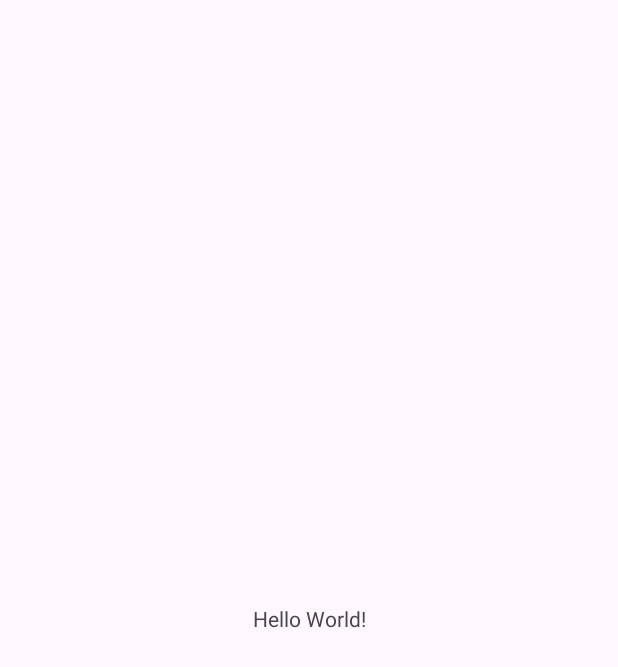
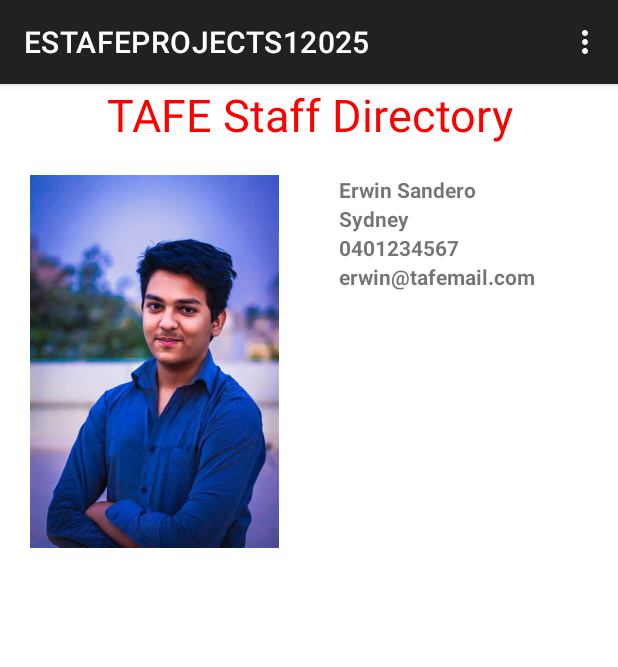
Before and after one commit to erwin9898/ESTafeProjectS12025, an Android app: the screen it shows after launch (MainActivity), on a phone screen of 412 x 824 dp. Before the commit the part shown is almost empty. Shown: the top 667 px of the screen. Run offline under Robolectric (Android 15) with nearby library versions, the phone set to English and light mode, and no system bars.

```diff
--- a/app/build.gradle.kts
+++ b/app/build.gradle.kts
@@ -5,7 +5,10 @@ plugins {
 
 android {
     namespace = "com.example.estafeprojects12025"
-    compileSdk = 34
+    compileSdk = 35
+    buildFeatures{
+        viewBinding=true
+    }
 
     defaultConfig {
         applicationId = "com.example.estafeprojects12025"
--- a/app/src/main/AndroidManifest.xml
+++ b/app/src/main/AndroidManifest.xml
@@ -21,6 +21,7 @@
                 <category android:name="android.intent.category.LAUNCHER" />
             </intent-filter>
         </activity>
+        <activity android:name="com.example.estafeprojects12025.AddEdit" />
     </application>
 
 </manifest>
--- /dev/null
+++ b/app/src/main/java/com/example/estafeprojects12025/CustomAdapter.kt
@@ -0,0 +1,36 @@
+package com.example.estafeprojects12025
+
+import android.content.Context
+import android.view.LayoutInflater
+import android.view.View
+import android.view.ViewGroup
+import android.widget.ArrayAdapter
+import android.widget.ImageView
+import android.widget.TextView
+
+class CustomAdapter(context: Context, value:Int, arraylist:ArrayList<Person>)
+                    :ArrayAdapter<Person> (context,0,arraylist) {
+
+    override fun getView(position: Int, convertView: View?, parent: ViewGroup): View {
+        val convertView =
+            LayoutInflater.from(context).inflate(R.layout.row_item,parent,false)
+        val tvName = convertView.findViewById<TextView>(R.id.tvName)
+        val tvAddress = convertView.findViewById<TextView>(R.id.tvAddress)
+        val tvMobile = convertView.findViewById<TextView>(R.id.tvMobile)
+        val tvEmail = convertView.findViewById<TextView>(R.id.tvEmail)
+        val ivImageFile = convertView.findViewById<ImageView>(R.id.ivImageFile)
+
+        // assign values from arraylist
+        tvName.text = getItem(position)?.name
+        tvAddress.text = getItem(position)?.address
+        tvMobile.text = getItem(position)?.mobile
+        tvEmail.text = getItem(position)?.email
+
+        ivImageFile.setImageResource(context.resources.
+            getIdentifier(getItem(position)?.imageFile,
+            "drawable","com.example.estafeprojects12025"))
+
+        return convertView
+        //return super.getView(position, convertView, parent)
+    }
+}
--- /dev/null
+++ b/app/src/main/java/com/example/estafeprojects12025/DBHandler.kt
@@ -0,0 +1,149 @@
+package com.example.estafeprojects12025
+
+import android.content.ContentValues
+import android.content.Context
+import android.database.sqlite.SQLiteDatabase
+import android.database.sqlite.SQLiteOpenHelper
+
+class DBHandler(
+    context: Context?,
+    factory: SQLiteDatabase.CursorFactory?) :
+    SQLiteOpenHelper(context, DATABASENAME, factory, DBVERSION) {
+
+        // Declare Tablename and fields
+            private val tableName = "Person"
+            private val keyID = "ID"
+            private val keyName = "NAME"
+            private val keyMobile = "MOBILE"
+            private val keyEmail = "EMAIL"
+            private val keyAddress = "ADDRESS"
+            private val keyImageFile = "IMAGEFILE"
+
+        companion object{
+            const val DATABASENAME="HRManager.db"
+            const val DBVERSION = 2
+        }
+    override fun onCreate(db: SQLiteDatabase) {
+        // create sql statement for table
+        val createTable = "CREATE TABLE $tableName($keyID INTEGER PRIMARY KEY AUTOINCREMENT," +
+                "$keyName TEXT, $keyImageFile TEXT, $keyAddress TEXT, $keyMobile TEXT, $keyEmail TEXT)"
+        //create sql statement
+        db.execSQL(createTable)
+        // add one sample record using contentValue object
+        val cv = ContentValues()
+        cv.put(keyName,"Erwin Sandero")
+        cv.put(keyMobile, "0401234567")
+        cv.put(keyAddress, "Sydney")
+        cv.put(keyImageFile, "first")
+        cv.put(keyEmail, "erwin@tafemail.com")
+        // use insert method to add
+        db.insert(tableName, null,cv)
+    }
+
+    override fun onUpgrade(db: SQLiteDatabase, p1: Int, p2: Int) {
+        db.execSQL("DROP TABLE IF EXISTS $tableName")
+        // recreate database
+        onCreate(db)
+    }
+    // get all the records from database
+    fun getAllPersons():ArrayList<Person>{
+        // declare an ArrayList
+        val personList= ArrayList<Person>()
+        // create sql query
+        val selectQuery = "SELECT * FROM $tableName"
+        // get readable database
+        val db = this.readableDatabase
+        // run query and put result in cursor
+        val cursor = db.rawQuery(selectQuery,null)
+        //move through cursor
+        if(cursor.moveToFirst()){
+            //loop to read all records
+            do{
+                // create a person object
+                val person = Person()
+                person.id = cursor.getInt(0)
+                person.name = cursor.getString(1)
+                person.imageFile = cursor.getString(2)
+                person.address = cursor.getString(3)
+                person.mobile = cursor.getString(4)
+                person.email = cursor.getString(5)
+                // add to arraylist
+                personList.add(person)
+            }while (cursor.moveToNext())
+        }
+        //class cursor and db
+        cursor.close()
+        db.close()
+        //return arraylist
+        return personList
+    }
+
+    fun getEmployee(id: Int): Person {
+        // get readable database
+        val db = this.readableDatabase
+        // create employee object to fill details
+        val employee = Person()
+        //create query cursor
+        val cursor = db.query(tableName,
+            arrayOf(keyID,keyName,keyImageFile,keyAddress,keyMobile,keyEmail),
+            "$keyID=?",
+            arrayOf(id.toString()),
+            null,null,null)
+
+        if(cursor!=null){
+            cursor.moveToFirst()
+            employee.id = cursor.getInt(0)
+            employee.name = cursor.getString(1)
+            employee.imageFile = cursor.getString(2)
+            employee.address = cursor.getString(3)
+            employee.mobile = cursor.getString(4)
+            employee.email = cursor.getString(5)
+
+        }
+
+        // close cursor and db
+        cursor.close()
+        db.close()
+        // return employee object with details
+        return employee
+
+    }
+
+    fun updateEmployee(employee: Person) {
+        // get writeable db
+        val db = this.writableDatabase
+        val cv = ContentValues()
+        cv.put(keyName,employee.name)
+        cv.put(keyAddress,employee.address)
+        cv.put(keyEmail,employee.email)
+        cv.put(keyMobile,employee.mobile)
+        cv.put(keyImageFile,employee.imageFile)
+        db.update(tableName,cv,"$keyID=?", arrayOf(employee.id.toString()))
+        // db close
+        db.close()
+    }
+    fun addEmployee(employee: Person) {
+        // get writeable db
+        val db = this.writableDatabase
+        val cv = ContentValues()
+        cv.put(keyName, employee.name)
+        cv.put(keyAddress, employee.address)
+        cv.put(keyEmail, employee.email)
+        cv.put(keyMobile, employee.mobile)
+        cv.put(keyImageFile, employee.imageFile)
+        db.insert(tableName, null, cv)
+        // close db
+        db.close()
+
+    }
+
+    fun deleteEmployee(id: Int) {
+        // get writable db
+        val db = this.writableDatabase
+        db.delete(tableName,"$keyID=?", arrayOf(id.toString()))
+        // close the db
+        db.close()
+
+    }
+
+}
--- a/app/src/main/java/com/example/estafeprojects12025/MainActivity.kt
+++ b/app/src/main/java/com/example/estafeprojects12025/MainActivity.kt
@@ -1,20 +1,109 @@
 package com.example.estafeprojects12025
 
+import android.content.Intent
 import android.os.Bundle
+import android.view.ContextMenu
+import android.view.Menu
+import android.view.MenuItem
+import android.view.View
+import android.widget.AdapterView
+import android.widget.Toast
 import androidx.activity.enableEdgeToEdge
 import androidx.appcompat.app.AppCompatActivity
 import androidx.core.view.ViewCompat
 import androidx.core.view.WindowInsetsCompat
+import com.example.estafeprojects12025.databinding.ActivityMainBinding
 
 class MainActivity : AppCompatActivity() {
-    override fun onCreate(savedInstanceState: Bundle?) {
+    private lateinit var binding: ActivityMainBinding
+    // create DBHandler object
+    private val dbh = DBHandler(this,null)
+    //create arrays to store person object and IDs
+    private var personList:MutableList<Person> = arrayListOf()
+    private var idList:MutableList<Int> = arrayListOf()
+    // add Menu
+    private val menuAdd = Menu.FIRST+1
+    private val menuEdit = Menu.FIRST+2
+    private val menuDelete = Menu.FIRST+3
+
+
+
+    override fun onCreate(savedInstanceState: Bundle?)
+    {
         super.onCreate(savedInstanceState)
-        enableEdgeToEdge()
-        setContentView(R.layout.activity_main)
-        ViewCompat.setOnApplyWindowInsetsListener(findViewById(R.id.main)) { v, insets ->
-            val systemBars = insets.getInsets(WindowInsetsCompat.Type.systemBars())
-            v.setPadding(systemBars.left, systemBars.top, systemBars.right, systemBars.bottom)
-            insets
+        binding = ActivityMainBinding.inflate(layoutInflater)
+        setContentView(binding.root)
+        // register for context menu
+        registerForContextMenu(binding.lvEmployees)
+        //Load the existing data in Listview widget
+        initAdapter()
+
+
+    }
+
+         private fun initAdapter() {try {
+        // clear arraylist
+        idList.clear()
+        personList.clear()
+        // get all person and put them into arraylist
+        for (person: Person in dbh.getAllPersons())
+        {
+            // read and add to arraylist
+            idList.add(person.id)
+            personList.add(person)
         }
+        // create arrayAdapter
+        val adp = CustomAdapter(this, 0, personList as ArrayList<Person>)
+        // Assign to Listview
+        binding.lvEmployees.adapter = adp
+    } catch (ex: Exception) {
+        Toast.makeText(this, "Problem: ${ex.message.toString()}", Toast.LENGTH_LONG).show()
+    }
+
+}
+
+    override fun onCreateOptionsMenu(menu: Menu): Boolean {
+        menu.add(Menu.NONE,menuAdd,Menu.NONE,"ADD")
+        return super.onCreateOptionsMenu(menu)
+    }
+
+    override fun onOptionsItemSelected(item: MenuItem): Boolean {
+        // this will start addedit activity
+        val goAddEdit = Intent(this,AddEdit::class.java)
+        startActivity(goAddEdit)
+        return super.onOptionsItemSelected(item)
+    }
+
+    override fun onCreateContextMenu(
+        menu: ContextMenu,
+        v: View?,
+        menuInfo: ContextMenu.ContextMenuInfo?
+    ) {
+        menu.add(Menu.NONE,menuEdit,Menu.NONE,"EDIT")
+        menu.add(Menu.NONE,menuDelete,Menu.NONE,"DELETE")
+        super.onCreateContextMenu(menu, v, menuInfo)
+    }
+
+    override fun onContextItemSelected(item: MenuItem): Boolean {
+       // adapter context menu info object
+        val info = item.menuInfo as AdapterView.AdapterContextMenuInfo
+        // code for edit and delete
+        when (item.itemId){
+            menuEdit->{
+                // create intent and start activity with data passed on
+                val addEdit = Intent(this,AddEdit::class.java)
+                addEdit.putExtra("ID",idList[info.position])
+                startActivity(addEdit)
+            }
+            menuDelete->{
+                // call delete function from dbhandler
+                dbh.deleteEmployee(idList[info.position])
+                // refresh list view
+                initAdapter()
+
+            }
+
+        }
+        return super.onContextItemSelected(item)
     }
 }
--- /dev/null
+++ b/app/src/main/java/com/example/estafeprojects12025/Person.kt
@@ -0,0 +1,10 @@
+package com.example.estafeprojects12025
+
+data class Person (
+    var id:Int=0,
+    var name:String="",
+    var imageFile:String="",
+    var mobile:String="",
+    var email:String="",
+    var address:String=""
+)
--- a/app/src/main/res/layout/activity_main.xml
+++ b/app/src/main/res/layout/activity_main.xml
@@ -1,19 +1,24 @@
 <?xml version="1.0" encoding="utf-8"?>
-<androidx.constraintlayout.widget.ConstraintLayout xmlns:android="http://schemas.android.com/apk/res/android"
+<LinearLayout
+    xmlns:android="http://schemas.android.com/apk/res/android"
     xmlns:app="http://schemas.android.com/apk/res-auto"
     xmlns:tools="http://schemas.android.com/tools"
     android:id="@+id/main"
+    android:orientation="vertical"
     android:layout_width="match_parent"
     android:layout_height="match_parent"
     tools:context=".MainActivity">
+    <TextView
+        android:text="TAFE Staff Directory"
+        android:textSize="30sp"
+        android:gravity="center"
+        android:textColor="#ff0000"
+        android:layout_width="match_parent"
+        android:layout_height="wrap_content"/>
+    <ListView
+        android:id="@+id/lvEmployees"
+        android:layout_width="match_parent"
+        android:layout_height="wrap_content"/>
 
-    <TextView
-        android:layout_width="wrap_content"
-        android:layout_height="wrap_content"
-        android:text="Hello World!"
-        app:layout_constraintBottom_toBottomOf="parent"
-        app:layout_constraintEnd_toEndOf="parent"
-        app:layout_constraintStart_toStartOf="parent"
-        app:layout_constraintTop_toTopOf="parent" />
 
-</androidx.constraintlayout.widget.ConstraintLayout>
+</LinearLayout>
--- /dev/null
+++ b/app/src/main/res/layout/row_item.xml
@@ -0,0 +1,49 @@
+<?xml version="1.0" encoding="utf-8"?>
+<LinearLayout xmlns:android="http://schemas.android.com/apk/res/android"
+    android:orientation="horizontal"
+    android:layout_width="match_parent"
+    android:layout_height="match_parent">
+    <LinearLayout
+        android:layout_margin="20dp"
+        android:orientation="vertical"
+        android:layout_width="0dp"
+        android:layout_weight="50"
+        android:layout_height="wrap_content">
+        <ImageView
+            android:id="@+id/ivImageFile"
+            android:adjustViewBounds="true"
+            android:contentDescription="Picture of Employee"
+            android:layout_width="match_parent"
+            android:layout_height="wrap_content"/>
+    </LinearLayout>
+
+    <LinearLayout
+        android:layout_margin="20dp"
+        android:orientation="vertical"
+        android:layout_width="0dp"
+        android:layout_weight="50"
+        android:layout_height="wrap_content">
+        <TextView
+            android:id="@+id/tvName"
+            android:textStyle="bold"
+            android:layout_width="match_parent"
+            android:layout_height="wrap_content"/>
+        <TextView
+            android:id="@+id/tvAddress"
+            android:textStyle="bold"
+            android:layout_width="match_parent"
+            android:layout_height="wrap_content"/>
+        <TextView
+            android:id="@+id/tvMobile"
+            android:textStyle="bold"
+            android:layout_width="match_parent"
+            android:layout_height="wrap_content"/>
+        <TextView
+            android:id="@+id/tvEmail"
+            android:textStyle="bold"
+            android:layout_width="match_parent"
+            android:layout_height="wrap_content"/>
+
+    </LinearLayout>
+
+</LinearLayout>
--- a/app/src/main/res/values/themes.xml
+++ b/app/src/main/res/values/themes.xml
@@ -1,6 +1,7 @@
 <resources xmlns:tools="http://schemas.android.com/tools">
     <!-- Base application theme. -->
-    <style name="Base.Theme.ESTAFEPROJECTS12025" parent="Theme.Material3.DayNight.NoActionBar">
+    <style name="Base.Theme.ESTAFEPROJECTS12025"
+        parent="Theme.MaterialComponents.DayNight.DarkActionBar">
         <!-- Customize your light theme here. -->
         <!-- <item name="colorPrimary">@color/my_light_primary</item> -->
     </style>
```
Also changed, not shown: app/src/main/java/com/example/estafeprojects12025/AddEdit.kt (added, +116 -0 lines), app/src/main/res/layout/addedit.xml (added, +95 -0 lines), app/src/main/res/drawable/first.jpg (added), app/src/main/res/drawable/second.jpg (added), app/src/main/res/drawable/third.jpg (added).
